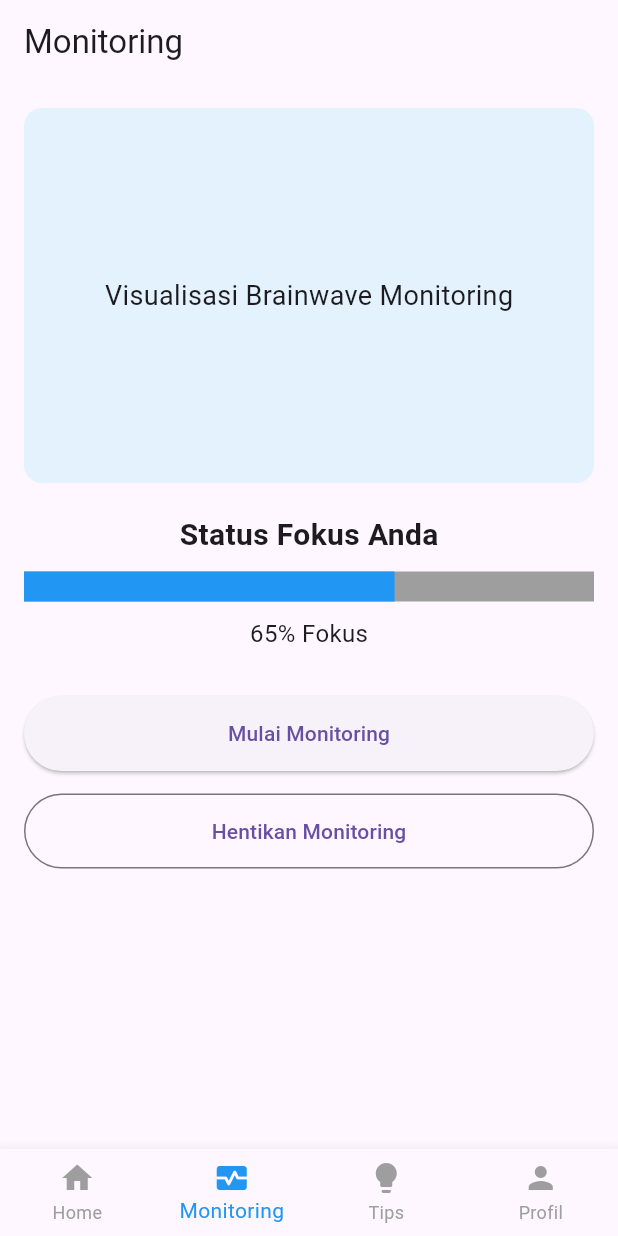
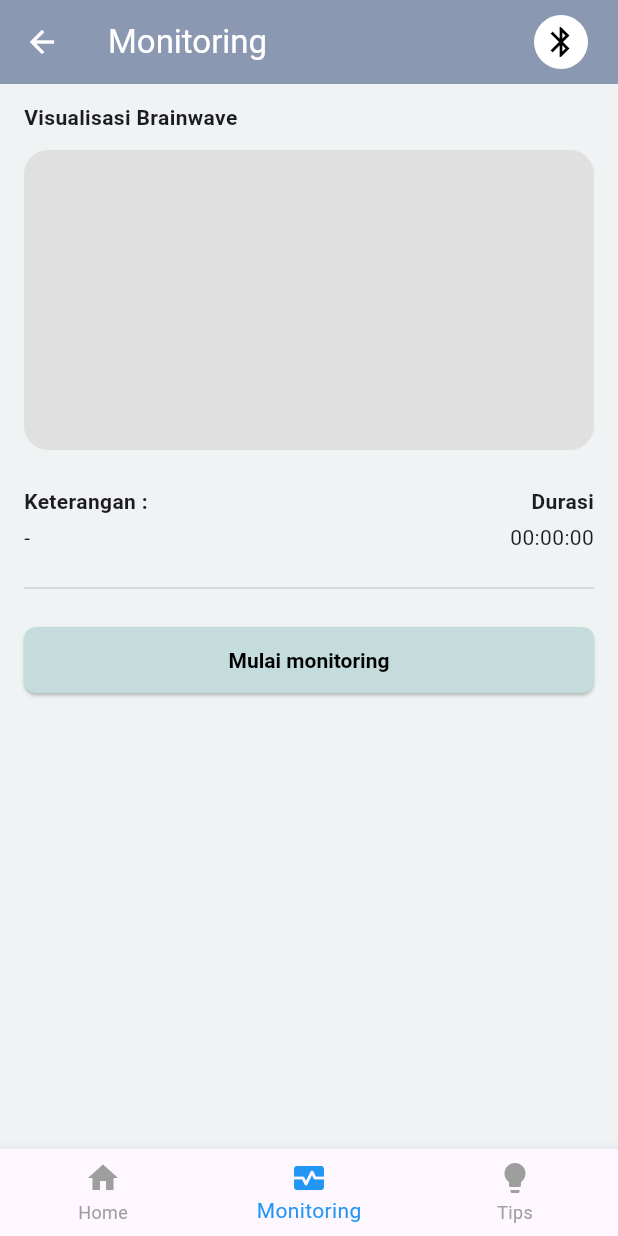
Before and after one commit to alfinaanm/concentrack, a Flutter app: the screen it shows after launch, item 2 of the bottom bar chosen, on a phone screen of 412 x 824 dp. Run offline on Flutter 3.47's test engine with Material 3 defaults, Android fonts, the light colour scheme and no system bars.

Commit message:
widget pop-up, button, dan screen page

```diff
--- a/lib/screens/monitoring.dart
+++ b/lib/screens/monitoring.dart
@@ -1,4 +1,5 @@
 import 'package:flutter/material.dart';
+import 'package:concentrack/screens/connect_device.dart';
 
 class MonitoringScreen extends StatelessWidget {
   const MonitoringScreen({super.key});
@@ -6,57 +7,93 @@ class MonitoringScreen extends StatelessWidget {
   @override
   Widget build(BuildContext context) {
     return Scaffold(
-      appBar: AppBar(title: const Text('Monitoring')),
-      body: Padding(
-        padding: const EdgeInsets.all(16.0),
-        child: Column(
-          children: [
-            Container(
-              height: 250,
-              decoration: BoxDecoration(
-                color: Colors.blue[50],
-                borderRadius: BorderRadius.circular(12),
+      backgroundColor: const Color(0xFFEFF3F3),
+      appBar: AppBar(
+        backgroundColor: const Color(0xFF8B98B1),
+        title: const Text('Monitoring', style: TextStyle(color: Colors.white)),
+        leading: IconButton(
+          icon: const Icon(Icons.arrow_back, color: Colors.white),
+          onPressed: () {
+            Navigator.pop(context);
+          },
         ),
-              child: const Center(
-                child: Text(
-                  'Visualisasi Brainwave Monitoring',
-                  style: TextStyle(fontSize: 18),
+        actions: [
+          Padding(
+            padding: const EdgeInsets.only(right: 12),
+            child: IconButton(
+              onPressed: () {
+                Navigator.push(
+                  context,
+                  MaterialPageRoute(
+                    builder: (context) => const ConnectDeviceScreen(),
+                  ),
+                );
+              },
+              icon: Container(
+                decoration: const BoxDecoration(
+                  shape: BoxShape.circle,
+                  color: Colors.white,
+                ),
+                padding: const EdgeInsets.all(6),
+                child: const Icon(Icons.bluetooth, color: Colors.black),
               ),
             ),
           ),
-            const SizedBox(height: 20),
+        ],
+      ),
+      body: Padding(
+        padding: const EdgeInsets.symmetric(horizontal: 16.0, vertical: 12),
+        child: Column(
+          crossAxisAlignment: CrossAxisAlignment.start,
+          children: [
             const Text(
-              'Status Fokus Anda',
-              style: TextStyle(fontSize: 20, fontWeight: FontWeight.bold),
+              'Visualisasi Brainwave',
+              style: TextStyle(fontWeight: FontWeight.bold),
             ),
-            const SizedBox(height: 10),
-            const LinearProgressIndicator(
-              value: 0.65,
-              backgroundColor: Colors.grey,
-              valueColor: AlwaysStoppedAnimation<Color>(Colors.blue),
-              minHeight: 20,
+            const SizedBox(height: 12),
+            Container(
+              height: 200,
+              decoration: BoxDecoration(
+                color: Colors.grey[300],
+                borderRadius: BorderRadius.circular(16),
               ),
-            const SizedBox(height: 10),
-            const Text('65% Fokus', style: TextStyle(fontSize: 16)),
-            const SizedBox(height: 30),
-            ElevatedButton(
+            ),
+            const SizedBox(height: 24),
+            Row(
+              mainAxisAlignment: MainAxisAlignment.spaceBetween,
+              children: const [
+                Text(
+                  'Keterangan :',
+                  style: TextStyle(fontWeight: FontWeight.bold),
+                ),
+                Text('Durasi', style: TextStyle(fontWeight: FontWeight.bold)),
+              ],
+            ),
+            const SizedBox(height: 4),
+            Row(
+              mainAxisAlignment: MainAxisAlignment.spaceBetween,
+              children: const [Text('-'), Text('00:00:00')],
+            ),
+            const SizedBox(height: 16),
+            const Divider(thickness: 0.8),
+            const SizedBox(height: 16),
+            SizedBox(
+              width: double.infinity,
+              child: ElevatedButton(
                 onPressed: () {
-                // Start monitoring
+                  // Logika mulai monitoring
                 },
                 style: ElevatedButton.styleFrom(
-                minimumSize: const Size(double.infinity, 50),
+                  backgroundColor: const Color(0xFFC5DCDC),
+                  foregroundColor: Colors.black,
+                  padding: const EdgeInsets.symmetric(vertical: 14),
+                  textStyle: const TextStyle(fontWeight: FontWeight.bold),
+                  shape: RoundedRectangleBorder(
+                    borderRadius: BorderRadius.circular(8),
                   ),
-              child: const Text('Mulai Monitoring'),
                 ),
-            const SizedBox(height: 15),
-            OutlinedButton(
-              onPressed: () {
-                // Stop monitoring
-              },
-              style: OutlinedButton.styleFrom(
-                minimumSize: const Size(double.infinity, 50),
+                child: const Text('Mulai monitoring'),
               ),
-              child: const Text('Hentikan Monitoring'),
             ),
           ],
         ),
--- a/lib/screens/splash_screen.dart
+++ b/lib/screens/splash_screen.dart
@@ -66,11 +66,6 @@ class _SplashScreenState extends State<SplashScreen>
                   color: Colors.blue,
                 ),
               ),
-              const SizedBox(height: 10),
-              const Text(
-                'Monitor & Tingkatkan Fokus Anda',
-                style: TextStyle(fontSize: 16, color: Colors.grey),
-              ),
             ],
           ),
         ),
--- a/lib/widgets/bottom_navbar.dart
+++ b/lib/widgets/bottom_navbar.dart
@@ -25,7 +25,6 @@ class CustomBottomNavBar extends StatelessWidget {
           label: 'Monitoring',
         ),
         BottomNavigationBarItem(icon: Icon(Icons.lightbulb), label: 'Tips'),
-        BottomNavigationBarItem(icon: Icon(Icons.person), label: 'Profil'),
       ],
     );
   }
```
Also changed, not shown: lib/screens/connect_device.dart (added, +139 -0 lines), lib/screens/home_screen.dart (+79 -104 lines), lib/screens/info_app.dart (added, +44 -0 lines), lib/screens/profile.dart (deleted, +0 -50 lines), lib/screens/tips.dart (+11 -1 lines), lib/widgets/popup_alert.dart (added, +109 -0 lines), assets/images/muse2.webp (added). Lines whose indentation alone changed are shown as unchanged.
